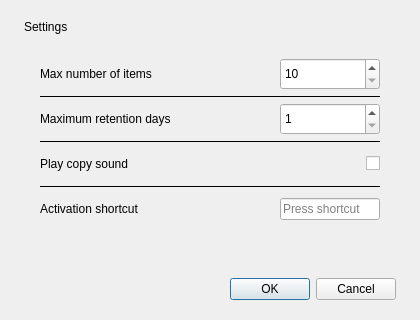
Qt form widget/MPasteSettingsWidget.ui (SeptemberHX/MPaste) before a commit.
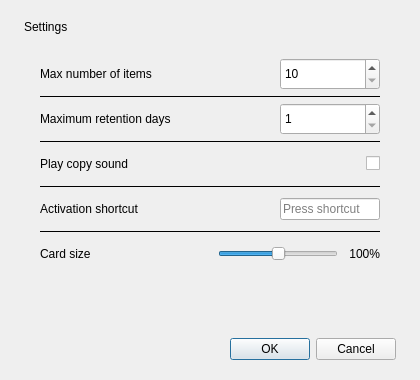
The same form after that commit.

Commit message:
Add card size slider, play sound toggle, and persistent favorite indicator
- Add item scale setting (50%-150%) with slider in settings panel,
  scaling card size, fonts, icons, headers, and all sub-widgets
  (WebLinkThumbWidget, FileThumbWidget) proportionally
- Wire up play copy sound toggle switch to new playSound setting
- Add persistent star icon on bottom-right corner of favorited items
- Position hover action buttons relative to innerWidget to fix offset
- Adapt scroll area and main window height dynamically to card scale
- Remove debug std::cout logging from ScrollItemsWidget

The edit to the form file:
```diff
--- a/widget/MPasteSettingsWidget.ui
+++ b/widget/MPasteSettingsWidget.ui
@@ -7,19 +7,19 @@
     <x>0</x>
     <y>0</y>
     <width>420</width>
-    <height>320</height>
+    <height>380</height>
    </rect>
   </property>
   <property name="minimumSize">
    <size>
     <width>420</width>
-    <height>320</height>
+    <height>380</height>
    </size>
   </property>
   <property name="maximumSize">
    <size>
     <width>420</width>
-    <height>320</height>
+    <height>380</height>
    </size>
   </property>
   <property name="windowTitle">
@@ -129,6 +129,49 @@
        </widget>
       </item>
 
+      <!-- Row 7: sep -->
+      <item row="7" column="0" colspan="2">
+       <widget class="QFrame" name="sep4">
+        <property name="maximumSize"><size><width>16777215</width><height>1</height></size></property>
+        <property name="frameShape"><enum>QFrame::Shape::HLine</enum></property>
+       </widget>
+      </item>
+
+      <!-- Row 8: Card size -->
+      <item row="8" column="0">
+       <widget class="QLabel" name="label_5">
+        <property name="text"><string>Card size</string></property>
+        <property name="minimumSize"><size><width>0</width><height>44</height></size></property>
+       </widget>
+      </item>
+      <item row="8" column="1" alignment="Qt::AlignRight|Qt::AlignVCenter">
+       <widget class="QWidget" name="scaleWidget" native="true">
+        <layout class="QHBoxLayout" name="scaleLayout">
+         <property name="leftMargin"><number>0</number></property>
+         <property name="topMargin"><number>0</number></property>
+         <property name="rightMargin"><number>0</number></property>
+         <property name="bottomMargin"><number>0</number></property>
+         <property name="spacing"><number>6</number></property>
+         <item>
+          <widget class="QSlider" name="itemScaleSlider">
+           <property name="minimumSize"><size><width>120</width><height>0</height></size></property>
+           <property name="minimum"><number>50</number></property>
+           <property name="maximum"><number>150</number></property>
+           <property name="value"><number>100</number></property>
+           <property name="orientation"><enum>Qt::Orientation::Horizontal</enum></property>
+          </widget>
+         </item>
+         <item>
+          <widget class="QLabel" name="scaleValueLabel">
+           <property name="text"><string>100%</string></property>
+           <property name="minimumSize"><size><width>36</width><height>0</height></size></property>
+           <property name="alignment"><set>Qt::AlignmentFlag::AlignRight|Qt::AlignmentFlag::AlignVCenter</set></property>
+          </widget>
+         </item>
+        </layout>
+       </widget>
+      </item>
+
      </layout>
     </widget>
    </item>
```
The commit also changes 15 other files.
